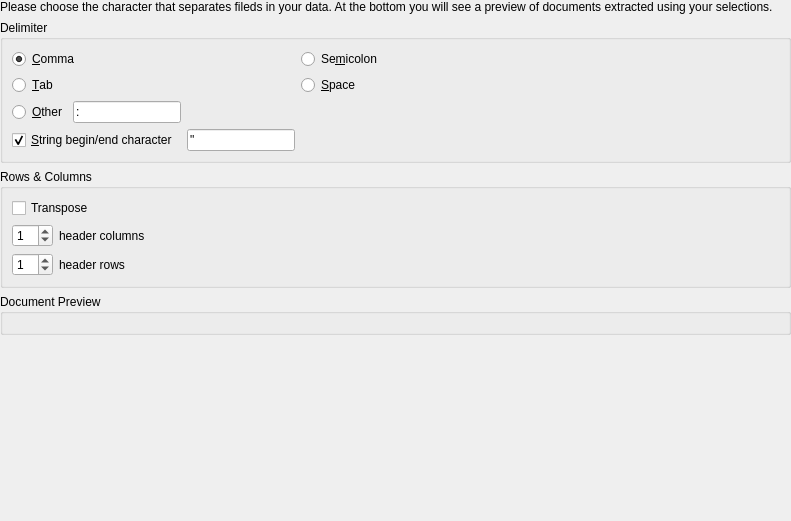
Kitware/Visomics, file Application/Resources/UI/voDelimitedTextImportWidget.ui: the form before one commit.
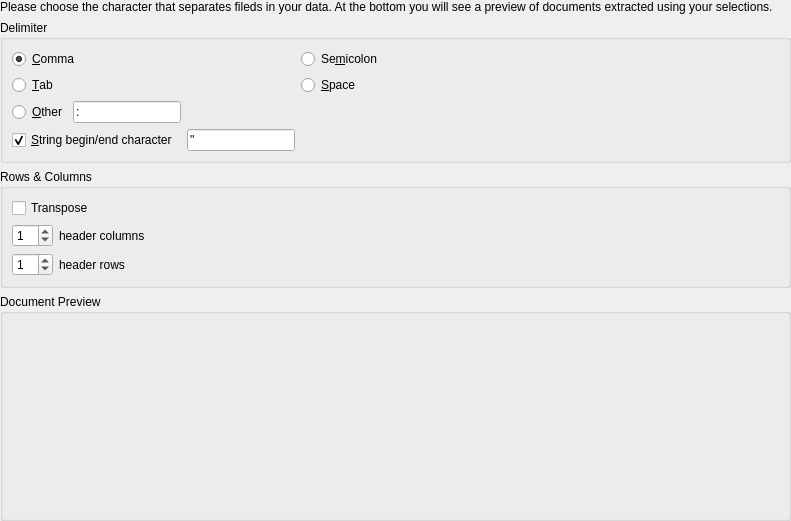
The form after the commit. Custom widgets are drawn as their Qt base class.

Commit message: Fixed table view within import dialog so that it expands properly

The edit to the form file:
```diff
--- a/Application/Resources/UI/voDelimitedTextImportWidget.ui
+++ b/Application/Resources/UI/voDelimitedTextImportWidget.ui
@@ -161,24 +161,18 @@
      </property>
      <layout class="QVBoxLayout" name="verticalLayout">
       <item>
-       <widget class="voDelimitedTextPreview" name="DocumentPreviewWidget" native="true"/>
+       <widget class="voDelimitedTextPreview" name="DocumentPreviewWidget" native="true">
+        <property name="sizePolicy">
+         <sizepolicy hsizetype="Preferred" vsizetype="MinimumExpanding">
+          <horstretch>0</horstretch>
+          <verstretch>0</verstretch>
+         </sizepolicy>
+        </property>
+       </widget>
       </item>
      </layout>
     </widget>
    </item>
-   <item>
-    <spacer name="verticalSpacer">
-     <property name="orientation">
-      <enum>Qt::Vertical</enum>
-     </property>
-     <property name="sizeHint" stdset="0">
-      <size>
-       <width>20</width>
-       <height>71</height>
-      </size>
-     </property>
-    </spacer>
-   </item>
   </layout>
  </widget>
  <customwidgets>
```
